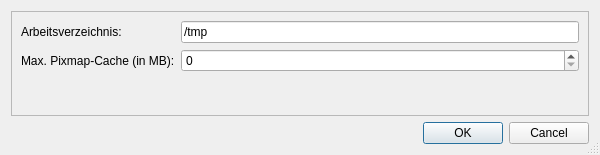
The window that ui/settings_dialog.ui (cceh/byzanz-capture) describes before a commit, drawn with Qt 5.
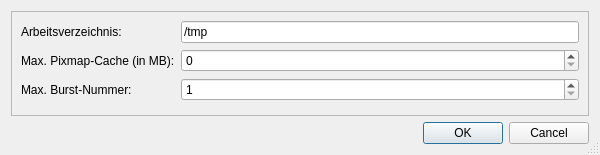
The same window after the commit.

The edit to the form file:
```diff
--- a/ui/settings_dialog.ui
+++ b/ui/settings_dialog.ui
@@ -80,6 +80,23 @@
         </property>
        </widget>
       </item>
+      <item row="2" column="0">
+       <widget class="QLabel" name="label_3">
+        <property name="text">
+         <string>Max. Burst-Nummer:</string>
+        </property>
+       </widget>
+      </item>
+      <item row="2" column="1">
+       <widget class="QSpinBox" name="maxBurstNumberInput">
+        <property name="minimum">
+         <number>1</number>
+        </property>
+        <property name="maximum">
+         <number>1000</number>
+        </property>
+       </widget>
+      </item>
      </layout>
     </widget>
    </item>
```
